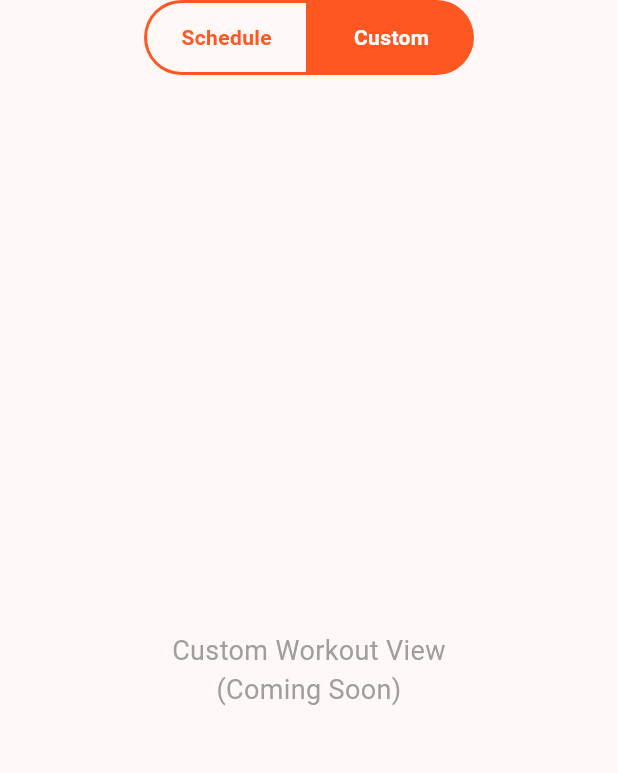
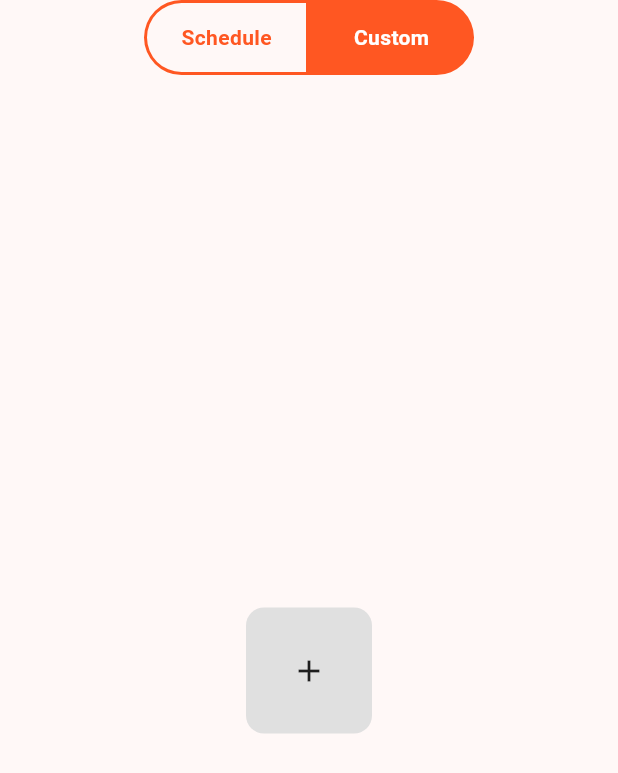
Before and after one commit to Alankoye1/planner_application, a Flutter app: the MyplanScreen screen opened directly, after a tap on "Custom", on a phone screen of 412 x 824 dp. Shown: the top 773 px of the screen. Run offline on Flutter 3.47's test engine with Material 3 defaults, Android fonts, the phone set to English and light mode, and no system bars.

Commit message:
feat: Add custom exercise and schedule screens with navigation integration

```diff
--- a/lib/data.dart
+++ b/lib/data.dart
@@ -378,7 +378,6 @@ final List<Excercise> allExercises = [
   ),
 ];
 
-// Categories with their associated exercises
 final List<Category> categories = [
   Category(
     id: 'c1',
@@ -493,3 +492,5 @@ final Map<String, List<Excercise>> scheduledExercises = {
     ],
     'Sunday': [], // Rest day
   };
+
+final Map<String, List<Excercise>> customExercises = {};
--- /dev/null
+++ b/lib/screens/custom_excercise_screen.dart
@@ -0,0 +1,73 @@
+import 'package:flutter/material.dart';
+import 'package:planner/data.dart';
+import 'package:planner/models/excersice.dart';
+
+class CustomExerciseScreen extends StatelessWidget {
+  const CustomExerciseScreen({super.key});
+
+  @override
+  Widget build(BuildContext context) {
+    return customExercises.isEmpty
+        ? Center(
+            child: InkWell(
+              onTap: () {
+                // TODO: Implement navigation to custom exercise creation screen
+              },
+              child: Container(
+                padding: const EdgeInsets.all(30),
+                decoration: BoxDecoration(
+                  color: Colors.grey[300],
+                  borderRadius: BorderRadius.circular(12),
+                ),
+                child: Icon(Icons.add),
+              ),
+            ),
+          )
+        : ListView.builder(
+            itemCount: customExercises.length,
+            itemBuilder: (context, index) {
+              String category = customExercises.keys.elementAt(index);
+              List<Excercise> exercises = customExercises[category]!;
+              return Card(
+                margin: const EdgeInsets.symmetric(horizontal: 16, vertical: 8),
+                elevation: 2,
+                child: ExpansionTile(
+                  title: Text(
+                    category,
+                    style: const TextStyle(
+                      fontWeight: FontWeight.bold,
+                      fontSize: 18,
+                    ),
+                  ),
+                  children: exercises.map((exercise) {
+                    return ListTile(
+                      leading: ClipRRect(
+                        borderRadius: BorderRadius.circular(8),
+                        child: Image.asset(
+                          exercise.excerciseImage,
+                          width: 48,
+                          height: 48,
+                          fit: BoxFit.cover,
+                        ),
+                      ),
+                      title: Text(
+                        exercise.excerciseTitle,
+                        style: const TextStyle(fontSize: 16),
+                      ),
+                      trailing: IconButton(
+                        icon: const Icon(Icons.edit, color: Colors.blueAccent),
+                        onPressed: () {
+                          // TODO: Implement edit functionality
+                        },
+                      ),
+                      onTap: () {
+                        // TODO: Implement exercise details or actions
+                      },
+                    );
+                  }).toList(),
+                ),
+              );
+            },
+          );
+  }
+}
--- a/lib/screens/myplan_screen.dart
+++ b/lib/screens/myplan_screen.dart
@@ -1,4 +1,6 @@
 import 'package:flutter/material.dart';
+import 'package:planner/screens/custom_excercise_screen.dart';
+import 'package:planner/screens/schedule_screen.dart';
 import 'package:planner/widgets/navigation_screen.dart';
 import 'package:planner/data.dart';
 import 'package:planner/models/excersice.dart';
@@ -37,73 +39,14 @@ class _MyplanScreenState extends State<MyplanScreen> {
           ),
           const SizedBox(height: 20),
           Expanded(
-            child: _isSchedule ? _buildScheduleView() : _buildCustomView(),
+            child: _isSchedule ? ScheduleScreen() : CustomExerciseScreen(),
           ),
         ],
       ),
     );
   }
 
-  Widget _buildScheduleView() {
-    return ListView.builder(
-      itemCount: scheduledExercises.keys.length,
-      itemBuilder: (context, index) {
-        String day = scheduledExercises.keys.elementAt(index);
-        List<Excercise> exercises = scheduledExercises[day]!;
-        return Card(
-          margin: const EdgeInsets.symmetric(horizontal: 16, vertical: 8),
-          child: ExpansionTile(
-            title: Text(
-              day,
-              style: const TextStyle(
-                fontWeight: FontWeight.bold,
-                fontSize: 18,
-              ),
-            ),
-            subtitle: Text('${exercises.length} exercises'),
-            children: exercises.isEmpty
-                ? [
-                    const Padding(
-                      padding: EdgeInsets.all(16.0),
-                      child: Text(
-                        'Rest Day',
-                        style: TextStyle(
-                          fontStyle: FontStyle.italic,
-                          color: Colors.grey,
-                        ),
-                      ),
-                    ),
-                  ]
-                : exercises
-                    .map((exercise) => ListTile(
-                          leading: CircleAvatar(
-                            backgroundImage: AssetImage(exercise.excerciseImage),
-                          ),
-                          title: Text(exercise.excerciseTitle),
-                          trailing: Checkbox(
-                            value: false, // You can add state tracking here
-                            onChanged: (value) {
-                              // Handle exercise completion
-                            },
-                          ),
-                        ))
-                    .toList(),
-          ),
-        );
-      },
-    );
-  }
 
-  Widget _buildCustomView() {
-    return const Center(
-      child: Text(
-        'Custom Workout View\n(Coming Soon)',
-        textAlign: TextAlign.center,
-        style: TextStyle(
-          fontSize: 18,
-          color: Colors.grey,
-        ),
-      ),
-    );
-  }
+
+
 }
--- /dev/null
+++ b/lib/screens/schedule_screen.dart
@@ -0,0 +1,63 @@
+import 'package:flutter/material.dart';
+import 'package:planner/data.dart';
+import 'package:planner/models/excersice.dart';
+
+class ScheduleScreen extends StatelessWidget {
+  const ScheduleScreen({super.key});
+
+  @override
+  Widget build(BuildContext context) {
+    return Scaffold(
+      appBar: AppBar(
+        title: const Text('Schedule'),
+      ),
+      body: ListView.builder(
+      itemCount: scheduledExercises.keys.length,
+      itemBuilder: (context, index) {
+        String day = scheduledExercises.keys.elementAt(index);
+        List<Excercise> exercises = scheduledExercises[day]!;
+        return Card(
+          margin: const EdgeInsets.symmetric(horizontal: 16, vertical: 8),
+          child: ExpansionTile(
+            title: Text(
+              day,
+              style: const TextStyle(
+                fontWeight: FontWeight.bold,
+                fontSize: 18,
+              ),
+            ),
+            subtitle: Text('${exercises.length} exercises'),
+            children: exercises.isEmpty
+                ? [
+                    const Padding(
+                      padding: EdgeInsets.all(16.0),
+                      child: Text(
+                        'Rest Day',
+                        style: TextStyle(
+                          fontStyle: FontStyle.italic,
+                          color: Colors.grey,
+                        ),
+                      ),
+                    ),
+                  ]
+                : exercises
+                    .map((exercise) => ListTile(
+                          leading: CircleAvatar(
+                            backgroundImage: AssetImage(exercise.excerciseImage),
+                          ),
+                          title: Text(exercise.excerciseTitle),
+                          trailing: Checkbox(
+                            value: false, // You can add state tracking here
+                            onChanged: (value) {
+                              // Handle exercise completion
+                            },
+                          ),
+                        ))
+                    .toList(),
+          ),
+        );
+      },
+      )
+    );
+  }
+}
```
Also changed, not shown: lib/models/excersice.dart (+5 -3 lines).
